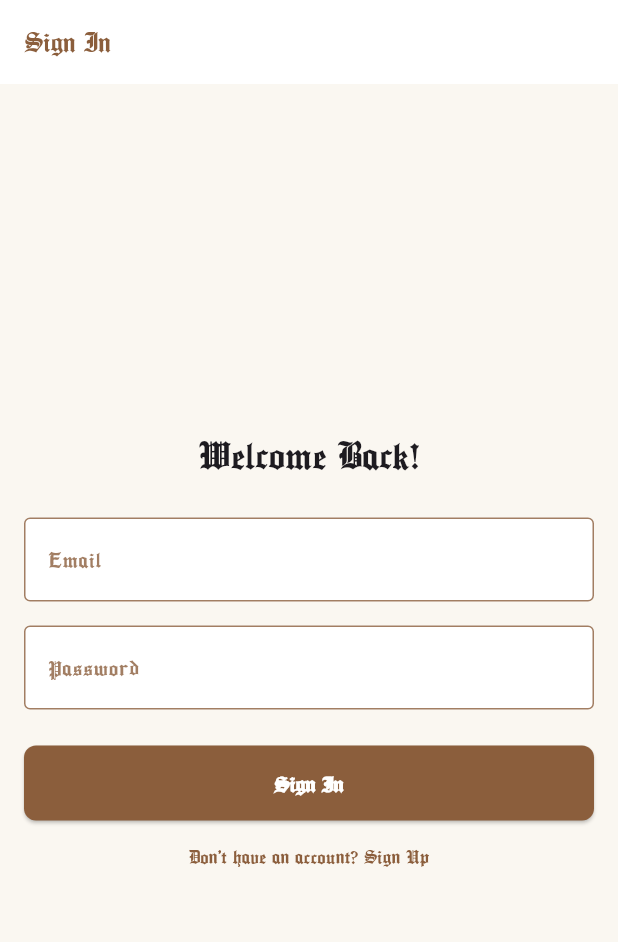
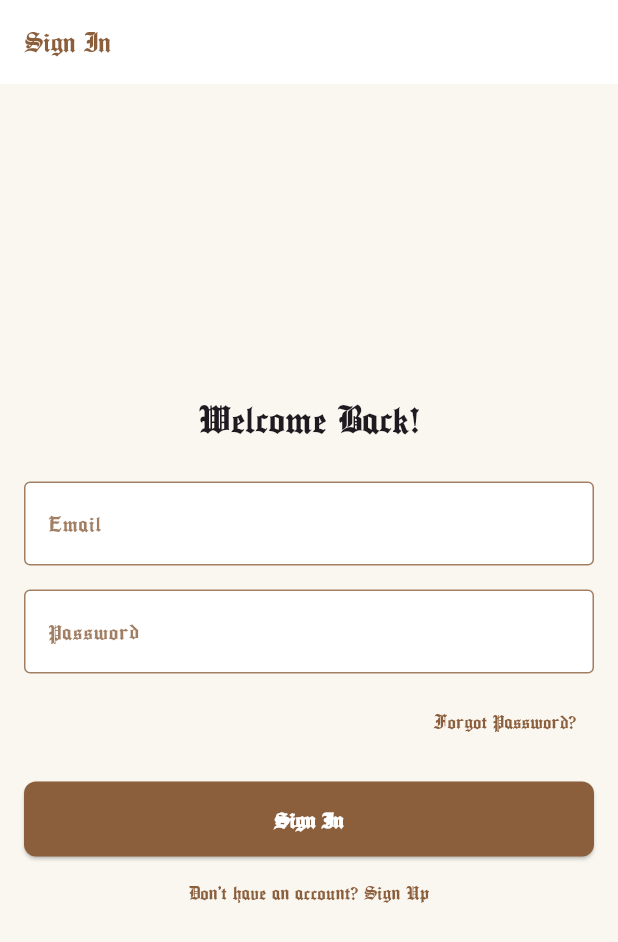
Before and after one commit to Duplic8e/bookMatch, a Flutter app: the screen it shows after launch, on a phone screen of 412 x 824 dp. Shown: the top 942 px of the screen. Run offline on Flutter 3.47's test engine with Material 3 defaults, Android fonts, the phone set to English and light mode, and no system bars; our stand-ins replace cloud_firestore, equatable, firebase_auth, firebase_core, flutter_riverpod, go_router and 5 more; missing offline and left inert: syncfusion_flutter_pdfviewer; accounts and stored records are empty; generated files the repository leaves out were written again.

Commit message:
Noti screen, payment screen and password recovery

```diff
--- a/lib/core/navigation/app_router.dart
+++ b/lib/core/navigation/app_router.dart
@@ -5,9 +5,12 @@ import 'package:mobile_app_project_bookstore/features/auth/presentation/provider
 import 'package:mobile_app_project_bookstore/features/auth/presentation/screens/profile_screen.dart';
 import 'package:mobile_app_project_bookstore/features/auth/presentation/screens/sign_in_screen.dart';
 import 'package:mobile_app_project_bookstore/features/auth/presentation/screens/sign_up_screen.dart';
+import 'package:mobile_app_project_bookstore/features/auth/presentation/screens/reset_password_screen.dart';
+import 'package:mobile_app_project_bookstore/features/auth/presentation/screens/notification_controls_screen.dart'; // ✅ added
 import 'package:mobile_app_project_bookstore/features/books/presentation/screens/book_details_screen.dart';
 import 'package:mobile_app_project_bookstore/features/books/presentation/screens/book_preview_screen.dart';
-import 'package:mobile_app_project_bookstore/features/cart/presentation/screens/cart_screen.dart';
+import 'package:mobile_app_project_bookstore/features/cart/presentation/screens/cart_screen.dart' as cart;
+import 'package:mobile_app_project_bookstore/features/cart/presentation/screens/checkout_screen.dart' as checkout;
 import 'package:mobile_app_project_bookstore/features/community/screens/community_screen.dart';
 import 'package:mobile_app_project_bookstore/features/community/screens/create_post_screen.dart';
 import 'package:mobile_app_project_bookstore/features/community/screens/post_details_screen.dart';
@@ -25,7 +28,9 @@ final goRouterProvider = Provider<GoRouter>((ref) {
     refreshListenable: GoRouterRefreshStream(authStateStream),
     redirect: (BuildContext context, GoRouterState state) {
       final loggedIn = ref.read(authRepositoryProvider).currentUser != null;
-      final onAuthRoute = state.matchedLocation == '/signin' || state.matchedLocation == '/signup';
+      final onAuthRoute = state.matchedLocation == '/signin' ||
+          state.matchedLocation == '/signup' ||
+          state.matchedLocation == '/reset-password';
 
       if (!loggedIn && !onAuthRoute) return '/signin';
       if (loggedIn && onAuthRoute) return '/home';
@@ -34,47 +39,97 @@ final goRouterProvider = Provider<GoRouter>((ref) {
     },
     routes: [
       StatefulShellRoute.indexedStack(
-        builder: (context, state, navigationShell) => ScaffoldWithNestedNavigation(navigationShell: navigationShell),
+        builder: (context, state, navigationShell) =>
+            ScaffoldWithNestedNavigation(navigationShell: navigationShell),
         branches: [
           StatefulShellBranch(
             navigatorKey: _shellNavigatorHomeKey,
             routes: [
-              GoRoute(path: '/home', name: 'home', pageBuilder: (context, state) => const NoTransitionPage(child: HomeScreen())),
+              GoRoute(
+                path: '/home',
+                name: 'home',
+                pageBuilder: (context, state) =>
+                const NoTransitionPage(child: HomeScreen()),
+              ),
             ],
           ),
           StatefulShellBranch(
             navigatorKey: _shellNavigatorCommunityKey,
             routes: [
               GoRoute(
-                  path: '/community', name: 'community',
-                  pageBuilder: (context, state) => const NoTransitionPage(child: CommunityScreen()),
+                path: '/community',
+                name: 'community',
+                pageBuilder: (context, state) =>
+                const NoTransitionPage(child: CommunityScreen()),
                 routes: [
                   GoRoute(
-                      path: 'post/:postId', name: 'postDetails',
+                    path: 'post/:postId',
+                    name: 'postDetails',
                     parentNavigatorKey: _rootNavigatorKey,
-                      builder: (context, state) => PostDetailsScreen(postId: state.pathParameters['postId']!),
-                    )
-                  ]
+                    builder: (context, state) => PostDetailsScreen(
+                        postId: state.pathParameters['postId']!),
+                  ),
+                ],
               ),
             ],
           ),
           StatefulShellBranch(
             navigatorKey: _shellNavigatorLibraryKey,
             routes: [
-              GoRoute(path: '/library', name: 'library', pageBuilder: (context, state) => const NoTransitionPage(child: LibraryScreen())),
+              GoRoute(
+                path: '/library',
+                name: 'library',
+                pageBuilder: (context, state) =>
+                const NoTransitionPage(child: LibraryScreen()),
+              ),
             ],
           ),
           StatefulShellBranch(
             navigatorKey: _shellNavigatorProfileKey,
             routes: [
-              GoRoute(path: '/profile', name: 'profile', pageBuilder: (context, state) => const NoTransitionPage(child: ProfileScreen())),
+              GoRoute(
+                path: '/profile',
+                name: 'profile',
+                pageBuilder: (context, state) =>
+                const NoTransitionPage(child: ProfileScreen()),
+              ),
             ],
           ),
         ],
       ),
-      GoRoute(path: '/signin', name: 'signin', builder: (context, state) => const SignInScreen()),
-      GoRoute(path: '/signup', name: 'signup', builder: (context, state) => const SignUpScreen()),
-      GoRoute(path: '/cart', name: 'cart', parentNavigatorKey: _rootNavigatorKey, builder: (context, state) => const CartScreen()),
+      GoRoute(
+        path: '/signin',
+        name: 'signin',
+        builder: (context, state) => const SignInScreen(),
+      ),
+      GoRoute(
+        path: '/signup',
+        name: 'signup',
+        builder: (context, state) => const SignUpScreen(),
+      ),
+      GoRoute(
+        path: '/reset-password',
+        name: 'reset-password',
+        builder: (context, state) => const ResetPasswordScreen(),
+      ),
+      GoRoute(
+        path: '/cart',
+        name: 'cart',
+        parentNavigatorKey: _rootNavigatorKey,
+        builder: (context, state) => const cart.CartScreen(),
+      ),
+      GoRoute(
+        path: '/checkout',
+        name: 'checkout',
+        parentNavigatorKey: _rootNavigatorKey,
+        builder: (context, state) => const checkout.CheckoutScreen(),
+      ),
+      GoRoute(
+        path: '/notifications',
+        name: 'notifications',
+        parentNavigatorKey: _rootNavigatorKey,
+        builder: (context, state) => const NotificationControlsScreen(),
+      ),
       GoRoute(
         name: 'bookDetails',
         path: '/books/:bookId',
@@ -103,10 +158,11 @@ final goRouterProvider = Provider<GoRouter>((ref) {
               );
             },
           ),
-          ]
+        ],
       ),
       GoRoute(
-        path: '/create-post', name: 'createPost',
+        path: '/create-post',
+        name: 'createPost',
         parentNavigatorKey: _rootNavigatorKey,
         builder: (BuildContext context, GoRouterState state) {
           final bookCitation = state.extra as Map<String, dynamic>?;
--- a/lib/features/auth/presentation/screens/sign_in_screen.dart
+++ b/lib/features/auth/presentation/screens/sign_in_screen.dart
@@ -70,7 +70,15 @@ class _SignInScreenState extends ConsumerState<SignInScreen> {
                   obscureText: true,
                   validator: (value) => value!.isEmpty ? 'Please enter your password' : null,
                 ),
-                const SizedBox(height: 24),
+                const SizedBox(height: 8),
+                Align(
+                  alignment: Alignment.centerRight,
+                  child: TextButton(
+                    onPressed: () => context.goNamed('reset-password'),
+                    child: const Text('Forgot Password?'),
+                  ),
+                ),
+                const SizedBox(height: 16),
                 ElevatedButton(
                   onPressed: authState.isLoading ? null : _submit,
                   style: ElevatedButton.styleFrom(minimumSize: const Size(double.infinity, 50)),
--- a/pubspec.yaml
+++ b/pubspec.yaml
@@ -46,6 +46,7 @@ dependencies:
   equatable: ^2.0.7
   firebase_core: ^3.13.1
   firebase_auth: ^5.5.4
+  firebase_messaging: ^15.2.6
   syncfusion_flutter_pdfviewer: ^29.2.9
   intl: ^0.20.2
   hive_generator: ^2.0.1
```
Also changed, not shown: lib/features/auth/presentation/screens/faq_screen.dart (+30 -8 lines), lib/features/auth/presentation/screens/notification_controls_screen.dart (added, +85 -0 lines), lib/features/auth/presentation/screens/profile_screen.dart (+19 -13 lines), lib/features/auth/presentation/screens/reset_password_screen.dart (added, +101 -0 lines), lib/features/cart/presentation/screens/cart_screen.dart (+10 -51 lines), lib/features/cart/presentation/screens/checkout_screen.dart (added, +179 -0 lines), pubspec.lock, 1 other file. Lines whose indentation alone changed are shown as unchanged.
